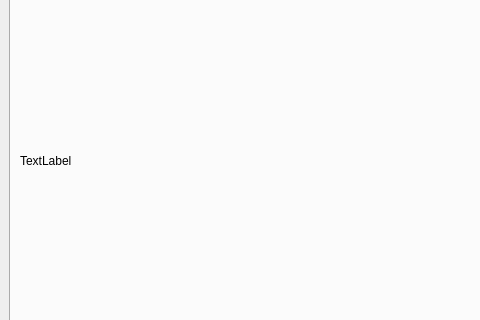
Above: mainwindow.ui from Marxin00/Calendar_v2 before the change; both pictures show x 0 to 480 and y 194 to 514 of the 800 by 600 pixel window. Below: the same form after it.
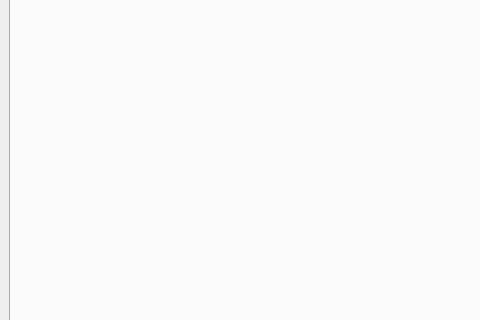
That is the form after the change. The open tabs and pages were chosen to show the change.

```diff
--- a/mainwindow.ui
+++ b/mainwindow.ui
@@ -152,8 +152,19 @@
        <layout class="QVBoxLayout" name="verticalLayout_3">
         <item>
          <widget class="QLabel" name="label_imieniny">
+          <property name="font">
+           <font>
+            <pointsize>22</pointsize>
+           </font>
+          </property>
+          <property name="layoutDirection">
+           <enum>Qt::LeftToRight</enum>
+          </property>
           <property name="text">
-           <string>TextLabel</string>
+           <string/>
+          </property>
+          <property name="alignment">
+           <set>Qt::AlignCenter</set>
           </property>
          </widget>
         </item>
```
Left out of the diff: 5 changed lines with no effect on the pictures.
